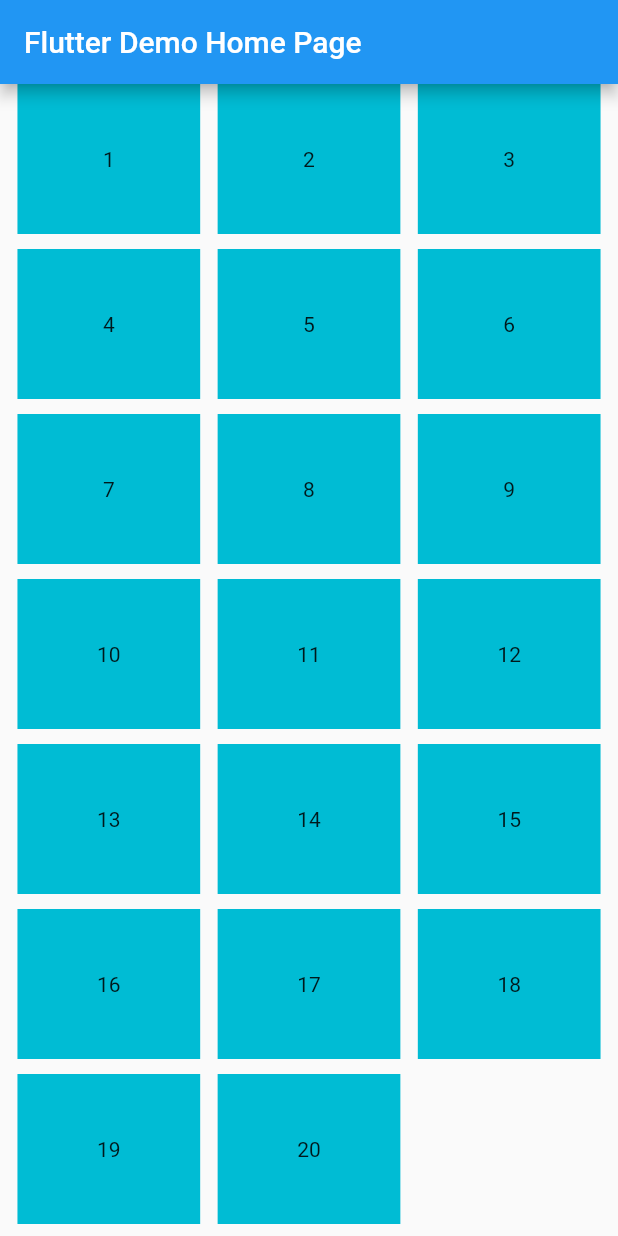
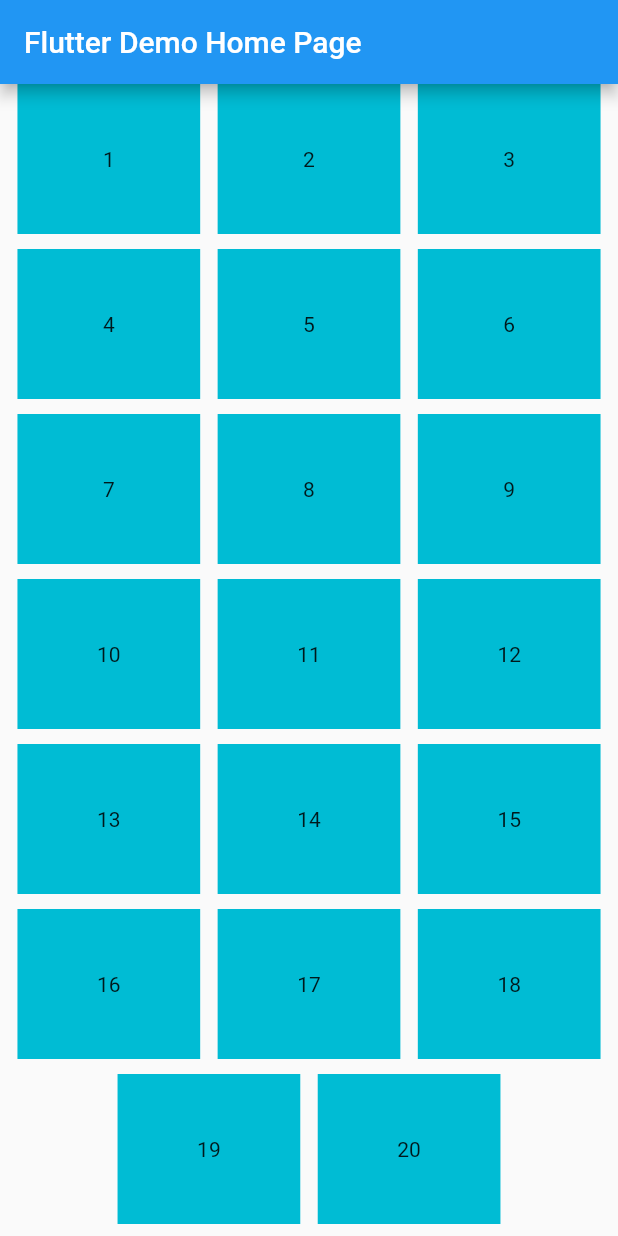
Before and after one commit to muhammad369/ResponsiveGrid_Flutter, a Flutter app: the screen it shows after launch, on a phone screen of 412 x 824 dp. Run offline on Flutter 3.47's test engine with Material 2 defaults, Android fonts, the phone set to English and light mode, and no system bars.

Commit message:
alignment properties

```diff
--- a/lib/responsive_grid.dart
+++ b/lib/responsive_grid.dart
@@ -62,8 +62,10 @@ int _totalSegments = 12;
 
 class ResponsiveGridRow extends StatelessWidget {
   final List<ResponsiveGridCol> children;
+  final CrossAxisAlignment crossAxisAlignment;
 
-  ResponsiveGridRow({@required this.children});
+  ResponsiveGridRow({@required this.children,
+    this.crossAxisAlignment= CrossAxisAlignment.start});
 
   @override
   Widget build(BuildContext context) {
@@ -100,6 +102,7 @@ class ResponsiveGridRow extends StatelessWidget {
         ));
       }
       rows.add(Row(
+        crossAxisAlignment: this.crossAxisAlignment,
         children: cols,
       ));
     }
@@ -144,13 +147,15 @@ class ResponsiveGridList extends StatelessWidget {
   final double desiredItemWidth, minSpacing;
   final List<Widget> children;
   final bool squareCells, scroll;
+  final MainAxisAlignment rowMainAxisAlignment;
 
   ResponsiveGridList(
       {this.desiredItemWidth,
       this.minSpacing,
       this.squareCells = false,
       this.scroll = true,
-      this.children});
+      this.children,
+        this.rowMainAxisAlignment= MainAxisAlignment.start});
 
   @override
   Widget build(BuildContext context) {
@@ -198,6 +203,7 @@ class ResponsiveGridList extends StatelessWidget {
                   rowChildren.add(children[i]);
                 }
                 return _ResponsiveGridListItem(
+                  mainAxisAlignment: this.rowMainAxisAlignment,
                   itemWidth: itemWidth,
                   spacing: spacing,
                   squareCells: squareCells,
@@ -219,6 +225,7 @@ class ResponsiveGridList extends StatelessWidget {
             }
             //
             rows.add(_ResponsiveGridListItem(
+              mainAxisAlignment: this.rowMainAxisAlignment,
               itemWidth: itemWidth,
               spacing: spacing,
               squareCells: squareCells,
@@ -243,15 +250,17 @@ class _ResponsiveGridListItem extends StatelessWidget {
   final double spacing, itemWidth;
   final List<Widget> children;
   final bool squareCells;
+  final MainAxisAlignment mainAxisAlignment;
 
   _ResponsiveGridListItem(
-      {this.itemWidth, this.spacing, this.squareCells, this.children});
+      {this.itemWidth, this.spacing, this.squareCells, this.children,
+        this.mainAxisAlignment= MainAxisAlignment.start});
 
   @override
   Widget build(BuildContext context) {
     return Row(
       crossAxisAlignment: CrossAxisAlignment.start,
-      mainAxisAlignment: MainAxisAlignment.start,
+      mainAxisAlignment: this.mainAxisAlignment,
       children: _buildChildren(),
     );
   }
--- a/pubspec.yaml
+++ b/pubspec.yaml
@@ -1,6 +1,6 @@
 name: responsive_grid
 description: Responsive Grid Layout and List for Flutter
-version: 1.1.1
+version: 1.2.0
 author: Mohamed Selim <mohamed.selim.6028@gmail.com>
 homepage: https://github.com/mohamed-selim-a/ResponsiveGrid_Flutter
 
```
Also changed, not shown: example/flutter_app/lib/main.dart (+31 -0 lines), example/flutter_app/pubspec.lock, pubspec.lock, 3 other files.
